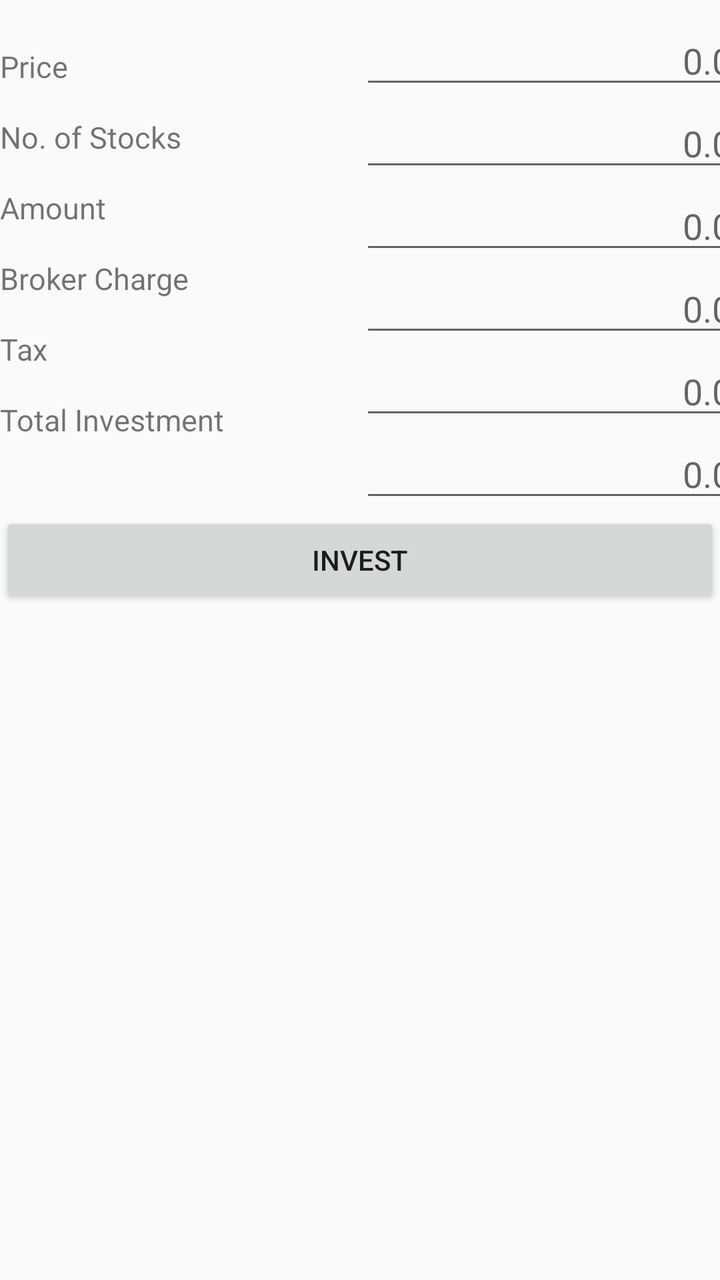
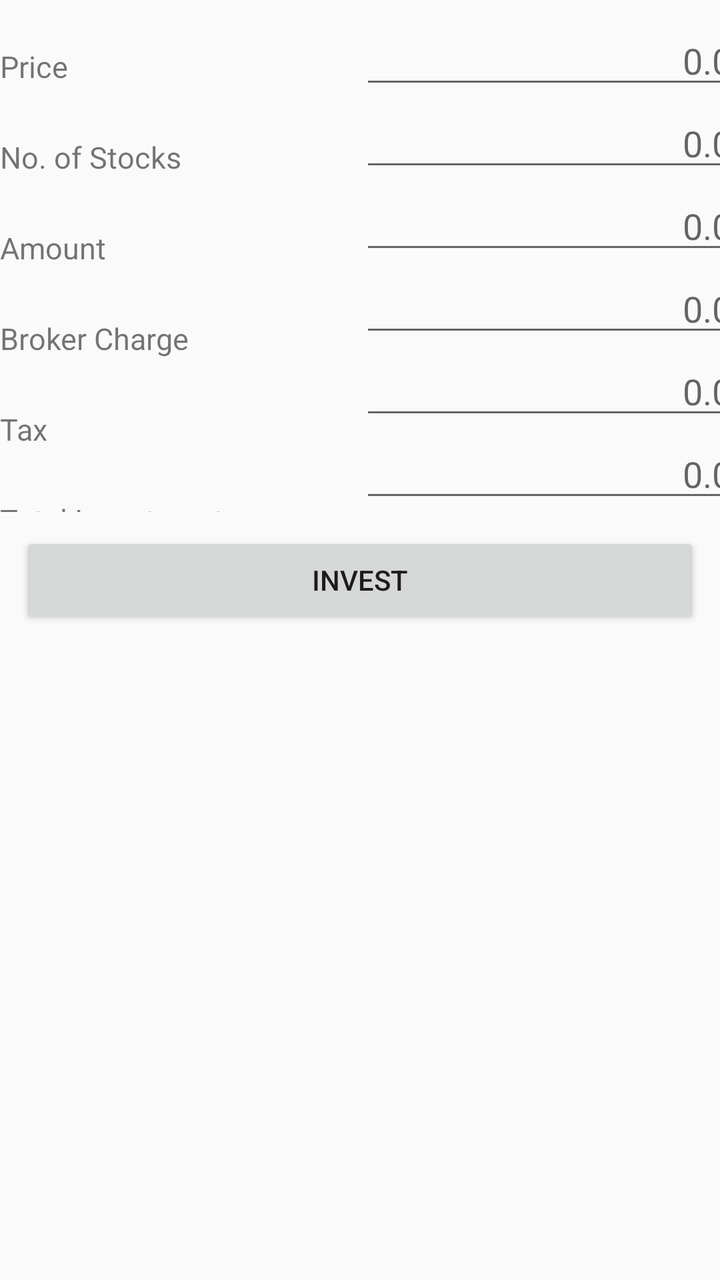

Two renders of the same Android screen: before a commit and after it. Below are the layout's source before the change and the commit's diff.
<!-- AndroidManifest.xml: application theme AppTheme -->
<!-- res/layout/activity_invest.xml -->
<?xml version="1.0" encoding="utf-8"?>
<android.support.constraint.ConstraintLayout xmlns:android="http://schemas.android.com/apk/res/android"
    xmlns:app="http://schemas.android.com/apk/res-auto"
    xmlns:tools="http://schemas.android.com/tools"
    android:layout_width="match_parent"
    android:layout_height="match_parent"
    tools:context=".InvestActivity">

    <LinearLayout
        android:id="@+id/linearLayout"
        android:layout_width="match_parent"
        android:layout_height="wrap_content"
        android:layout_marginTop="8dp"
        android:orientation="horizontal"
        app:layout_constraintEnd_toEndOf="parent"
        app:layout_constraintStart_toStartOf="parent"
        app:layout_constraintTop_toTopOf="parent">

        <LinearLayout
            android:layout_width="180dp"
            android:layout_height="match_parent"
            android:orientation="vertical">

            <TextView
                android:layout_width="wrap_content"
                android:layout_height="wrap_content"
                android:layout_marginTop="15dp"
                android:text="Price"
                android:textSize="15sp" />

            <TextView
                android:layout_width="wrap_content"
                android:layout_height="wrap_content"
                android:layout_marginTop="15dp"
                android:text="No. of Stocks"
                android:textSize="15sp" />

            <TextView
                android:layout_width="wrap_content"
                android:layout_height="wrap_content"
                android:layout_marginTop="15dp"
                android:text="Amount"
                android:textSize="15sp" />

            <TextView
                android:layout_width="wrap_content"
                android:layout_height="wrap_content"
                android:layout_marginTop="15dp"
                android:text="Broker Charge"
                android:textSize="15sp" />

            <TextView
                android:layout_width="wrap_content"
                android:layout_height="wrap_content"
                android:layout_marginTop="15dp"
                android:text="Tax"
                android:textSize="15sp" />

            <TextView
                android:layout_width="wrap_content"
                android:layout_height="wrap_content"
                android:layout_marginTop="15dp"
                android:text="Total Investment"
                android:textSize="15sp" />
        </LinearLayout>

        <LinearLayout
            android:layout_width="200dp"
            android:layout_height="wrap_content"
            android:orientation="vertical">

            <EditText
                android:layout_width="match_parent"
                android:layout_height="wrap_content"
                android:hint="0.00"
                android:id="@+id/txt_price_sold"
                android:textAlignment="viewEnd" />

            <EditText
                android:id="@+id/txt_stocks_sold"
                android:layout_width="match_parent"
                android:layout_height="wrap_content"
                android:hint="0.00"
                android:textAlignment="viewEnd" />

            <EditText
                android:id="@+id/txt_amount_sold"
                android:layout_width="match_parent"
                android:layout_height="wrap_content"
                android:hint="0.00"
                android:textAlignment="viewEnd" />

            <EditText
                android:id="@+id/txt_broker_charge"
                android:layout_width="match_parent"
                android:layout_height="wrap_content"
                android:hint="0.00"
                android:textAlignment="viewEnd" />

            <EditText
                android:id="@+id/txt_tax_charge"
                android:layout_width="match_parent"
                android:layout_height="wrap_content"
                android:hint="0.00"
                android:textAlignment="viewEnd" />

            <EditText
                android:id="@+id/txt_total_investment"
                android:layout_width="match_parent"
                android:layout_height="wrap_content"
                android:hint="0.00"
                android:textAlignment="viewEnd" />
        </LinearLayout>

    </LinearLayout>

    <Button
        android:id="@+id/btn_invest_save"
        android:layout_width="match_parent"
        android:layout_height="wrap_content"
        android:text="Invest"
        app:layout_constraintTop_toBottomOf="@+id/linearLayout"
        tools:layout_editor_absoluteX="124dp" />
</android.support.constraint.ConstraintLayout>
<!-- resources referenced by this layout -->
<resources>
  <style name="AppTheme" parent="Theme.AppCompat.Light.DarkActionBar">
          
          <item name="colorPrimary">@color/colorPrimary</item>
          <item name="colorPrimaryDark">@color/colorPrimaryDark</item>
          <item name="colorAccent">@color/colorAccent</item>
      </style>
  <color name="colorPrimary">#689F38</color>
  <color name="colorPrimaryDark">#7CB342</color>
  <color name="colorAccent">#616161</color>
</resources>

<!-- the commit's change to res/layout/activity_invest.xml (unified diff, before → after) -->
@@ -5,7 +5,6 @@
     android:layout_width="match_parent"
     android:layout_height="match_parent"
     tools:context=".InvestActivity">
-
     <LinearLayout
         android:id="@+id/linearLayout"
         android:layout_width="match_parent"
@@ -14,48 +13,53 @@
         android:orientation="horizontal"
         app:layout_constraintEnd_toEndOf="parent"
         app:layout_constraintStart_toStartOf="parent"
-        app:layout_constraintTop_toTopOf="parent">
-
+        app:layout_constraintTop_toTopOf="parent"
+        >
         <LinearLayout
             android:layout_width="180dp"
             android:layout_height="match_parent"
-            android:orientation="vertical">
-
+            android:orientation="vertical"
+            >
             <TextView
                 android:layout_width="wrap_content"
                 android:layout_height="wrap_content"
                 android:layout_marginTop="15dp"
                 android:text="Price"
-                android:textSize="15sp" />
-
+                android:textSize="15sp"
+                android:layout_marginBottom="10dp"
+                />
             <TextView
                 android:layout_width="wrap_content"
                 android:layout_height="wrap_content"
                 android:layout_marginTop="15dp"
                 android:text="No. of Stocks"
-                android:textSize="15sp" />
-
+                android:textSize="15sp"
+                android:layout_marginBottom="10dp"
+                />
             <TextView
                 android:layout_width="wrap_content"
                 android:layout_height="wrap_content"
                 android:layout_marginTop="15dp"
                 android:text="Amount"
-                android:textSize="15sp" />
-
+                android:textSize="15sp"
+                android:layout_marginBottom="10dp"
+                />
             <TextView
                 android:layout_width="wrap_content"
                 android:layout_height="wrap_content"
                 android:layout_marginTop="15dp"
                 android:text="Broker Charge"
-                android:textSize="15sp" />
-
+                android:textSize="15sp"
+                android:layout_marginBottom="10dp"
+                />
             <TextView
                 android:layout_width="wrap_content"
                 android:layout_height="wrap_content"
                 android:layout_marginTop="15dp"
                 android:text="Tax"
-                android:textSize="15sp" />
-
+                android:textSize="15sp"
+                android:layout_marginBottom="10dp"
+                />
             <TextView
                 android:layout_width="wrap_content"
                 android:layout_height="wrap_content"
@@ -67,43 +71,39 @@
         <LinearLayout
             android:layout_width="200dp"
             android:layout_height="wrap_content"
-            android:orientation="vertical">
-
+            android:orientation="vertical"
+            android:layout_marginRight="10dp"
+            >
             <EditText
                 android:layout_width="match_parent"
                 android:layout_height="wrap_content"
                 android:hint="0.00"
                 android:id="@+id/txt_price_sold"
                 android:textAlignment="viewEnd" />
-
             <EditText
                 android:id="@+id/txt_stocks_sold"
                 android:layout_width="match_parent"
                 android:layout_height="wrap_content"
                 android:hint="0.00"
                 android:textAlignment="viewEnd" />
-
             <EditText
                 android:id="@+id/txt_amount_sold"
                 android:layout_width="match_parent"
                 android:layout_height="wrap_content"
                 android:hint="0.00"
                 android:textAlignment="viewEnd" />
-
             <EditText
                 android:id="@+id/txt_broker_charge"
                 android:layout_width="match_parent"
                 android:layout_height="wrap_content"
                 android:hint="0.00"
                 android:textAlignment="viewEnd" />
-
             <EditText
                 android:id="@+id/txt_tax_charge"
                 android:layout_width="match_parent"
                 android:layout_height="wrap_content"
                 android:hint="0.00"
                 android:textAlignment="viewEnd" />
-
             <EditText
                 android:id="@+id/txt_total_investment"
                 android:layout_width="match_parent"
@@ -113,12 +113,12 @@
         </LinearLayout>
 
     </LinearLayout>
-
     <Button
         android:id="@+id/btn_invest_save"
         android:layout_width="match_parent"
         android:layout_height="wrap_content"
         android:text="Invest"
+        android:layout_margin="10dp"
         app:layout_constraintTop_toBottomOf="@+id/linearLayout"
         tools:layout_editor_absoluteX="124dp" />
 </android.support.constraint.ConstraintLayout>
